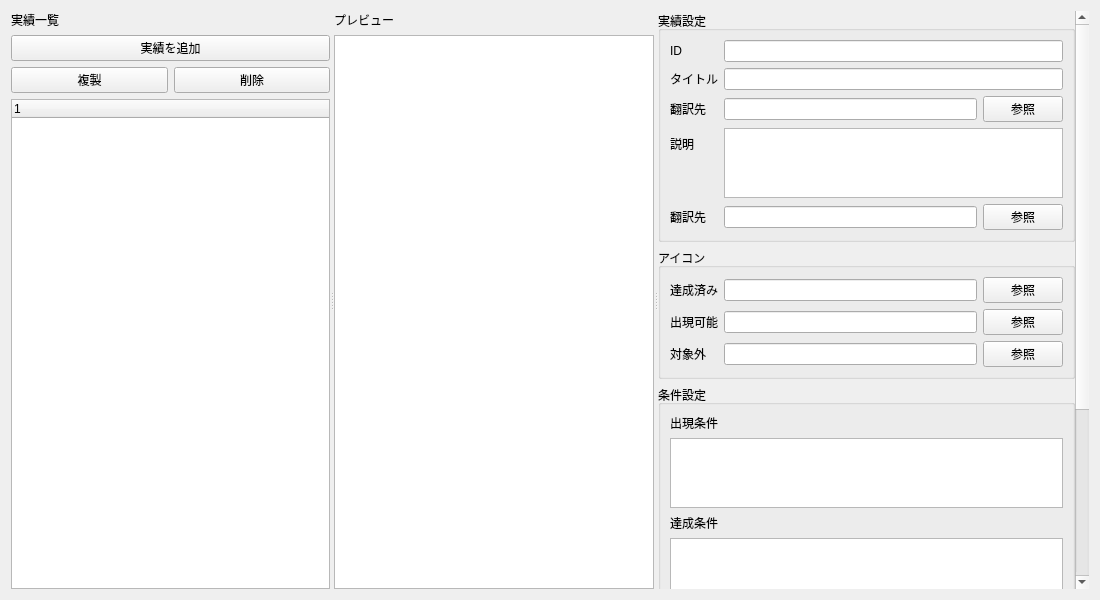
First picture: the form in plugins/hoi4/achievement/achievement_editor.ui, repository Ikumyon/PDX-Mod-Studio, before the edit.
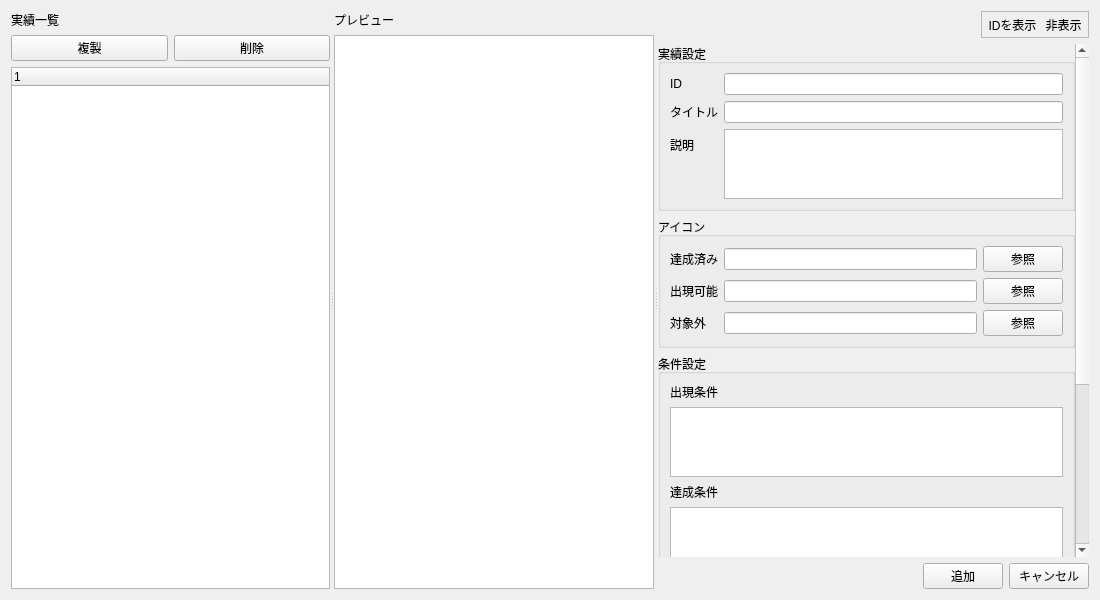
Second picture: the form after the edit. The open tabs and pages were chosen to show the change.

Patch:
```diff
--- a/plugins/hoi4/achievement/achievement_editor.ui
+++ b/plugins/hoi4/achievement/achievement_editor.ui
@@ -28,13 +28,6 @@
          </property>
         </widget>
        </item>
-       <item>
-        <widget class="QPushButton" name="addAchievementButton">
-         <property name="text">
-          <string>実績を追加</string>
-         </property>
-        </widget>
-       </item>
        <item>
         <layout class="QHBoxLayout" name="listActionLayout">
          <item>
@@ -78,6 +71,105 @@
        </item>
       </layout>
      </widget>
+     <widget class="QWidget" name="editorContainerWidget">
+      <layout class="QVBoxLayout" name="editorContainerLayout">
+       <property name="leftMargin">
+        <number>0</number>
+       </property>
+       <property name="topMargin">
+        <number>0</number>
+       </property>
+       <property name="rightMargin">
+        <number>0</number>
+       </property>
+       <property name="bottomMargin">
+        <number>0</number>
+       </property>
+       <item>
+        <layout class="QHBoxLayout" name="editorToolbarLayout">
+         <item>
+          <spacer name="horizontalSpacer">
+           <property name="orientation">
+            <enum>Qt::Orientation::Horizontal</enum>
+           </property>
+           <property name="sizeHint" stdset="0">
+            <size>
+             <width>40</width>
+             <height>20</height>
+            </size>
+           </property>
+          </spacer>
+         </item>
+         <item>
+          <widget class="QFrame" name="displayOptionsFrame">
+           <property name="styleSheet">
+            <string notr="true">QToolButton {
+	background: transparent;
+	border: none;
+    border-radius: 4px;
+}
+QToolButton:hover {
+	background-color: palette(midlight);
+}
+QToolButton:checked {
+	background-color: palette(highlight);
+	color: palette(highlighted-text);
+}</string>
+           </property>
+           <property name="frameShape">
+            <enum>QFrame::Shape::StyledPanel</enum>
+           </property>
+           <property name="frameShadow">
+            <enum>QFrame::Shadow::Raised</enum>
+           </property>
+           <layout class="QHBoxLayout" name="displayOptionsLayout">
+            <property name="spacing">
+             <number>0</number>
+            </property>
+            <property name="leftMargin">
+             <number>2</number>
+            </property>
+            <property name="topMargin">
+             <number>2</number>
+            </property>
+            <property name="rightMargin">
+             <number>2</number>
+            </property>
+            <property name="bottomMargin">
+             <number>2</number>
+            </property>
+            <item>
+             <widget class="QToolButton" name="showIdButton">
+              <property name="text">
+               <string>IDを表示</string>
+              </property>
+              <property name="checkable">
+               <bool>true</bool>
+              </property>
+              <attribute name="buttonGroup">
+               <string notr="true">idVisibilityButtonGroup</string>
+              </attribute>
+             </widget>
+            </item>
+            <item>
+             <widget class="QToolButton" name="hideIdButton">
+              <property name="text">
+               <string>非表示</string>
+              </property>
+              <property name="checkable">
+               <bool>true</bool>
+              </property>
+              <attribute name="buttonGroup">
+               <string notr="true">idVisibilityButtonGroup</string>
+              </attribute>
+             </widget>
+            </item>
+           </layout>
+          </widget>
+         </item>
+        </layout>
+       </item>
+       <item>
      <widget class="QScrollArea" name="editorScrollArea">
       <property name="frameShape">
        <enum>QFrame::Shape::NoFrame</enum>
@@ -96,8 +188,8 @@
         <rect>
          <x>0</x>
          <y>0</y>
-         <width>455</width>
-         <height>789</height>
+            <width>454</width>
+            <height>721</height>
         </rect>
        </property>
        <layout class="QVBoxLayout" name="editorLayout">
@@ -229,57 +321,15 @@
                 <widget class="QLineEdit" name="achievementTitleEdit"/>
                </item>
                <item row="2" column="0">
-                <widget class="QLabel" name="titleLocPathLabel">
-                 <property name="text">
-                  <string>翻訳先</string>
-                 </property>
-                </widget>
-               </item>
-               <item row="2" column="1">
-                <layout class="QHBoxLayout" name="titleLocLayout">
-                 <item>
-                  <widget class="QLineEdit" name="titleLocPathEdit"/>
-                 </item>
-                 <item>
-                  <widget class="QPushButton" name="titleLocPathBrowseButton">
-                   <property name="text">
-                    <string>参照</string>
-                   </property>
-                  </widget>
-                 </item>
-                </layout>
-               </item>
-               <item row="3" column="0">
                 <widget class="QLabel" name="descriptionLabel">
                  <property name="text">
                   <string>説明</string>
                  </property>
                 </widget>
                </item>
-               <item row="3" column="1">
+                  <item row="2" column="1">
                 <widget class="QPlainTextEdit" name="achievementDescriptionEdit"/>
                </item>
-               <item row="4" column="0">
-                <widget class="QLabel" name="descriptionLocPathLabel">
-                 <property name="text">
-                  <string>翻訳先</string>
-                 </property>
-                </widget>
-               </item>
-               <item row="4" column="1">
-                <layout class="QHBoxLayout" name="descriptionLocLayout">
-                 <item>
-                  <widget class="QLineEdit" name="descriptionLocPathEdit"/>
-                 </item>
-                 <item>
-                  <widget class="QPushButton" name="descriptionLocPathBrowseButton">
-                   <property name="text">
-                    <string>参照</string>
-                   </property>
-                  </widget>
-                 </item>
-                </layout>
-               </item>
               </layout>
              </widget>
             </item>
@@ -693,6 +743,40 @@
        </layout>
       </widget>
      </widget>
+       </item>
+       <item>
+        <layout class="QHBoxLayout" name="editorActionLayout">
+         <item>
+          <spacer name="editorActionSpacer">
+           <property name="orientation">
+            <enum>Qt::Orientation::Horizontal</enum>
+           </property>
+           <property name="sizeHint" stdset="0">
+            <size>
+             <width>40</width>
+             <height>20</height>
+            </size>
+           </property>
+          </spacer>
+         </item>
+         <item>
+          <widget class="QPushButton" name="addAchievementButton">
+           <property name="text">
+            <string>追加</string>
+           </property>
+          </widget>
+         </item>
+         <item>
+          <widget class="QPushButton" name="cancelButton">
+           <property name="text">
+            <string>キャンセル</string>
+           </property>
+          </widget>
+         </item>
+        </layout>
+       </item>
+      </layout>
+     </widget>
     </widget>
    </item>
   </layout>
```
Left out of the diff: 24 changed lines with no effect on the pictures. Lines whose indentation alone changed are shown as unchanged.
